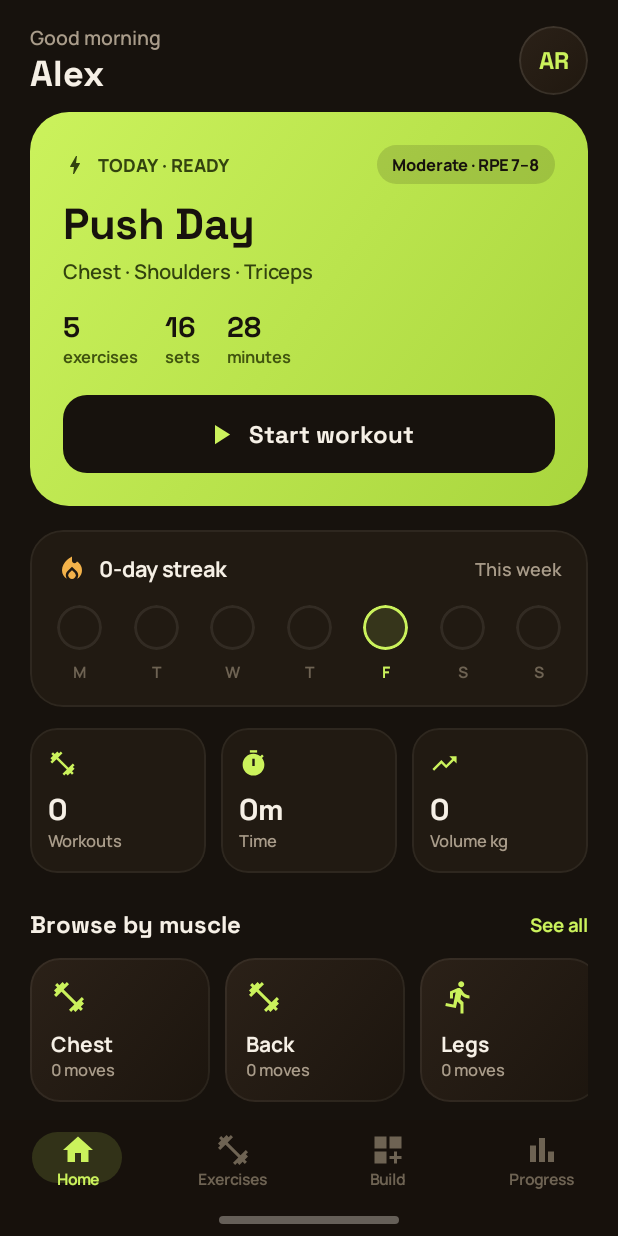
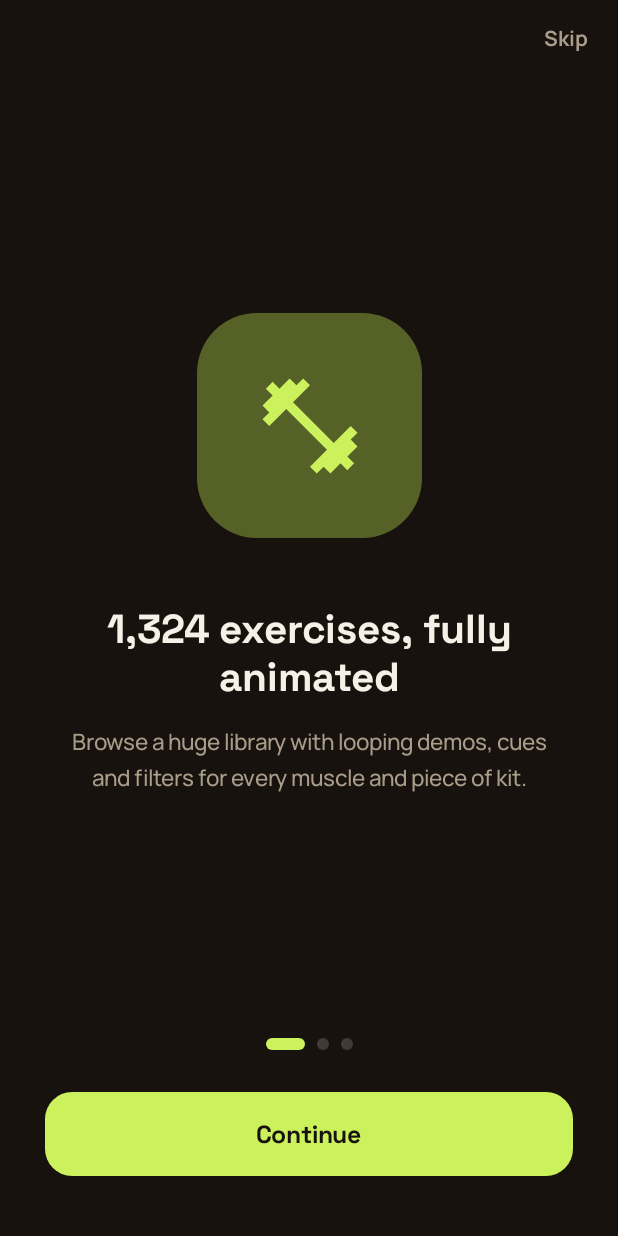
Before and after one commit to sherifrahim/GetFitPro, an Android app built with Jetpack Compose: the screen it shows after launch (MainActivity), after a tap on "AR", on a phone screen of 412 x 824 dp. Run offline under Robolectric (Android 15) with nearby library versions, the phone set to English and light mode, and no system bars; our stand-ins replace Room's generated code; libraries missing offline, so code that uses them is left out: coil.decode; network calls fail; 1 statement that could not run was skipped.

Commit message:
feat(ui): Settings, Onboarding, splash — feature-complete
Phase 12: Settings overlay (profile, units toggle, sound/haptics/auto-rest
switches, rest-default chips, two-tap Clear-all, privacy note); 3-slide
onboarding pager with floaty icons + dots; splash. Wired all overlays into
RootScaffold. Verified onboarding + settings on emulator. All 12 phases
complete; full app flow (splash->onboard->home->exercises->detail->builder
->session->progress->settings) working with real Room/DataStore data.

Co-Authored-By: Claude Opus 4.8 (1M context) <noreply@anthropic.com>

```diff
--- a/app/src/main/java/com/getfit/data/db/Curated.kt
+++ b/app/src/main/java/com/getfit/data/db/Curated.kt
@@ -135,6 +135,17 @@ object Curated {
         "incline" to listOf(Triple(28.0, 10, 16), Triple(34.0, 8, 5)),
     )
 
+    /** Onboarding slides (proto OB, L724-728). */
+    data class OnboardSlide(val icon: String, val iconArgb: Long, val glowArgb: Long, val title: String, val body: String)
+    val ONBOARD = listOf(
+        OnboardSlide("exercise", 0xFFCBF25C, 0x59CBF25C, "1,324 exercises, fully animated",
+            "Browse a huge library with looping demos, cues and filters for every muscle and piece of kit."),
+        OnboardSlide("monitoring", 0xFFF3B24A, 0x4CF3B24A, "Log every set, chase every PR",
+            "Track weight and reps as you train. GetFit spots personal records the moment you hit them."),
+        OnboardSlide("flag", 0xFF86D6B4, 0x4C86D6B4, "Set targets, watch them close",
+            "Pick a goal weight and a deadline, then follow your progress. Everything stays private, on your device."),
+    )
+
     /** Demo targets (proto L754): exId, target, start, startedDaysAgo, weeks. */
     data class SeedTarget(val id: String, val exId: String, val target: Double, val start: Double, val startedDaysAgo: Int, val weeks: Int)
     val SEED_TARGETS = listOf(
--- a/app/src/main/java/com/getfit/ui/AppState.kt
+++ b/app/src/main/java/com/getfit/ui/AppState.kt
@@ -31,6 +31,7 @@ data class NavState(
     val booted: Boolean = false,
     val charted: Boolean = false,
     val confirmClear: Boolean = false,
+    val obSlide: Int = 0,
     val goalEx: String = "bench",
     val goalTarget: Double = 110.0,
     val goalWeeks: Int = 8,
--- a/app/src/main/java/com/getfit/ui/AppViewModel.kt
+++ b/app/src/main/java/com/getfit/ui/AppViewModel.kt
@@ -109,6 +109,11 @@ class AppViewModel(private val container: AppContainer) : ViewModel() {
 
     // ---- onboarding ----
     fun finishOnboarding() = viewModelScope.launch { settingsStore.setOnboarded(true) }
+    fun obNext() {
+        if (_nav.value.obSlide < 2) _nav.update { it.copy(obSlide = it.obSlide + 1) } else finishOnboarding()
+    }
+    fun obSkip() = finishOnboarding()
+    fun obSetSlide(i: Int) = _nav.update { it.copy(obSlide = i) }
 
     // ---- goals ----
     fun goalCur(id: String): Double {
--- a/app/src/main/java/com/getfit/ui/nav/RootScaffold.kt
+++ b/app/src/main/java/com/getfit/ui/nav/RootScaffold.kt
@@ -33,15 +33,18 @@ import com.getfit.ui.builder.BuilderScreen
 import com.getfit.ui.detail.DetailScreen
 import com.getfit.ui.exercises.ExercisesScreen
 import com.getfit.ui.home.HomeScreen
+import com.getfit.ui.onboarding.OnboardingScreen
 import com.getfit.ui.progress.GoalSheet
 import com.getfit.ui.progress.ProgressScreen
 import com.getfit.ui.session.SessionScreen
+import com.getfit.ui.settings.SettingsScreen
 import com.getfit.ui.splash.SplashScreen
 
 /** Tab shell + full-screen overlays + toast host. */
 @Composable
 fun RootScaffold(vm: AppViewModel) {
     val nav by vm.nav.collectAsState()
+    val settings by vm.settings.collectAsState()
 
     Box(Modifier.fillMaxSize().background(GfColor.Background)) {
 
@@ -75,6 +78,15 @@ fun RootScaffold(vm: AppViewModel) {
             nav.detailId?.let { DetailScreen(vm, it) }
         }
 
+        // Settings overlay
+        AnimatedVisibility(
+            visible = nav.settingsOpen,
+            enter = slideInVertically(tween(350)) { it },
+            exit = slideOutVertically(tween(300)) { it },
+        ) {
+            SettingsScreen(vm)
+        }
+
         // Goal bottom sheet
         AnimatedVisibility(visible = nav.goalOpen, enter = fadeIn(tween(250)), exit = fadeOut(tween(200))) {
             GoalSheet(vm)
@@ -93,6 +105,11 @@ fun RootScaffold(vm: AppViewModel) {
             }
         }
 
+        // Onboarding (first run)
+        AnimatedVisibility(visible = nav.booted && !settings.onboarded, enter = fadeIn(tween(400)), exit = fadeOut(tween(300))) {
+            OnboardingScreen(vm)
+        }
+
         // Splash
         AnimatedVisibility(visible = !nav.booted, enter = fadeIn(), exit = fadeOut()) {
             SplashScreen()
--- /dev/null
+++ b/app/src/main/java/com/getfit/ui/onboarding/OnboardingScreen.kt
@@ -0,0 +1,101 @@
+package com.getfit.ui.onboarding
+
+import androidx.compose.animation.core.RepeatMode
+import androidx.compose.animation.core.animateDpAsState
+import androidx.compose.animation.core.animateFloat
+import androidx.compose.animation.core.infiniteRepeatable
+import androidx.compose.animation.core.rememberInfiniteTransition
+import androidx.compose.animation.core.tween
+import androidx.compose.foundation.background
+import androidx.compose.foundation.clickable
+import androidx.compose.foundation.interaction.MutableInteractionSource
+import androidx.compose.foundation.layout.Arrangement
+import androidx.compose.foundation.layout.Box
+import androidx.compose.foundation.layout.BoxWithConstraints
+import androidx.compose.foundation.layout.Column
+import androidx.compose.foundation.layout.Row
+import androidx.compose.foundation.layout.Spacer
+import androidx.compose.foundation.layout.fillMaxHeight
+import androidx.compose.foundation.layout.fillMaxSize
+import androidx.compose.foundation.layout.fillMaxWidth
+import androidx.compose.foundation.layout.height
+import androidx.compose.foundation.layout.offset
+import androidx.compose.foundation.layout.padding
+import androidx.compose.foundation.layout.size
+import androidx.compose.foundation.layout.statusBarsPadding
+import androidx.compose.foundation.layout.width
+import androidx.compose.foundation.shape.RoundedCornerShape
+import androidx.compose.material3.Icon
+import androidx.compose.material3.Text
+import androidx.compose.runtime.Composable
+import androidx.compose.runtime.collectAsState
+import androidx.compose.runtime.getValue
+import androidx.compose.runtime.remember
+import androidx.compose.ui.Alignment
+import androidx.compose.ui.Modifier
+import androidx.compose.ui.draw.clip
+import androidx.compose.ui.draw.clipToBounds
+import androidx.compose.ui.graphics.Color
+import androidx.compose.ui.text.font.FontWeight
+import androidx.compose.ui.text.style.TextAlign
+import androidx.compose.ui.unit.dp
+import androidx.compose.ui.unit.sp
+import com.getfit.core.theme.GfColor
+import com.getfit.core.theme.Manrope
+import com.getfit.core.theme.SpaceGrotesk
+import com.getfit.core.ui.msIcon
+import com.getfit.data.db.Curated
+
+@Composable
+fun OnboardingScreen(vm: com.getfit.ui.AppViewModel) {
+    val nav by vm.nav.collectAsState()
+    val slides = Curated.ONBOARD
+    val cta = if (nav.obSlide < 2) "Continue" else "Get started"
+
+    Column(Modifier.fillMaxSize().background(GfColor.Background).statusBarsPadding()) {
+        Row(Modifier.fillMaxWidth().padding(horizontal = 20.dp, vertical = 16.dp), horizontalArrangement = Arrangement.End) {
+            Text("Skip", color = GfColor.TextDim, fontFamily = Manrope, fontWeight = FontWeight.W700, fontSize = 14.sp, modifier = Modifier.clickable(remember { MutableInteractionSource() }, indication = null) { vm.obSkip() })
+        }
+        BoxWithConstraints(Modifier.weight(1f).fillMaxWidth().clipToBounds()) {
+            val w = maxWidth
+            val shift by animateDpAsState(-w * nav.obSlide, tween(500), label = "obShift")
+            Row(Modifier.offset(x = shift).fillMaxHeight()) {
+                slides.forEach { s -> Slide(s, w) }
+            }
+        }
+        Column(Modifier.padding(horizontal = 30.dp).padding(bottom = 40.dp)) {
+            Row(Modifier.fillMaxWidth().padding(bottom = 28.dp), horizontalArrangement = Arrangement.Center, verticalAlignment = Alignment.CenterVertically) {
+                repeat(3) { i ->
+                    val wDot by animateDpAsState(if (i == nav.obSlide) 26.dp else 8.dp, label = "dot")
+                    Box(Modifier.padding(horizontal = 4.dp).size(width = wDot, height = 8.dp).clip(RoundedCornerShape(999.dp)).background(if (i == nav.obSlide) GfColor.Lime else GfColor.Text.copy(alpha = 0.18f)))
+                }
+            }
+            Box(
+                Modifier.fillMaxWidth().height(56.dp).clip(RoundedCornerShape(18.dp)).background(GfColor.Lime)
+                    .clickable(remember { MutableInteractionSource() }, indication = null) { vm.obNext() },
+                contentAlignment = Alignment.Center,
+            ) {
+                Text(cta, color = GfColor.OnAccent, fontFamily = SpaceGrotesk, fontWeight = FontWeight.W700, fontSize = 16.5.sp)
+            }
+        }
+    }
+}
+
+@Composable
+private fun Slide(s: Curated.OnboardSlide, width: androidx.compose.ui.unit.Dp) {
+    val infinite = rememberInfiniteTransition(label = "float")
+    val y by infinite.animateFloat(-9f, 9f, infiniteRepeatable(tween(4000), RepeatMode.Reverse), label = "floaty")
+    Column(
+        Modifier.width(width).fillMaxHeight().padding(horizontal = 34.dp),
+        horizontalAlignment = Alignment.CenterHorizontally, verticalArrangement = Arrangement.Center,
+    ) {
+        Box(
+            Modifier.offset(y = y.dp).size(150.dp).clip(RoundedCornerShape(40.dp)).background(Color(s.glowArgb)),
+            contentAlignment = Alignment.Center,
+        ) {
+            Icon(msIcon(s.icon), null, tint = Color(s.iconArgb), modifier = Modifier.size(76.dp))
+        }
+        Text(s.title, color = GfColor.Text, fontFamily = SpaceGrotesk, fontWeight = FontWeight.W700, fontSize = 27.sp, lineHeight = 32.sp, textAlign = TextAlign.Center, modifier = Modifier.padding(top = 40.dp))
+        Text(s.body, color = GfColor.TextDim, fontFamily = Manrope, fontWeight = FontWeight.W500, fontSize = 15.sp, lineHeight = 24.sp, textAlign = TextAlign.Center, modifier = Modifier.padding(top = 14.dp))
+    }
+}
--- /dev/null
+++ b/app/src/main/java/com/getfit/ui/settings/SettingsScreen.kt
@@ -0,0 +1,168 @@
+package com.getfit.ui.settings
+
+import androidx.compose.animation.core.animateDpAsState
+import androidx.compose.foundation.background
+import androidx.compose.foundation.border
+import androidx.compose.foundation.clickable
+import androidx.compose.foundation.interaction.MutableInteractionSource
+import androidx.compose.foundation.layout.Arrangement
+import androidx.compose.foundation.layout.Box
+import androidx.compose.foundation.layout.Column
+import androidx.compose.foundation.layout.Row
+import androidx.compose.foundation.layout.Spacer
+import androidx.compose.foundation.layout.fillMaxSize
+import androidx.compose.foundation.layout.fillMaxWidth
+import androidx.compose.foundation.layout.height
+import androidx.compose.foundation.layout.offset
+import androidx.compose.foundation.layout.padding
+import androidx.compose.foundation.layout.size
+import androidx.compose.foundation.layout.statusBarsPadding
+import androidx.compose.foundation.layout.width
+import androidx.compose.foundation.rememberScrollState
+import androidx.compose.foundation.shape.RoundedCornerShape
+import androidx.compose.foundation.verticalScroll
+import androidx.compose.material3.Icon
+import androidx.compose.material3.Text
+import androidx.compose.runtime.Composable
+import androidx.compose.runtime.collectAsState
+import androidx.compose.runtime.getValue
+import androidx.compose.runtime.remember
+import androidx.compose.ui.Alignment
+import androidx.compose.ui.Modifier
+import androidx.compose.ui.draw.clip
+import androidx.compose.ui.graphics.Brush
+import androidx.compose.ui.graphics.Color
+import androidx.compose.ui.text.font.FontWeight
+import androidx.compose.ui.unit.dp
+import androidx.compose.ui.unit.sp
+import com.getfit.core.theme.GfColor
+import com.getfit.core.theme.Manrope
+import com.getfit.core.theme.Pill
+import com.getfit.core.theme.SpaceGrotesk
+import com.getfit.core.ui.msIcon
+import com.getfit.ui.AppViewModel
+
+@Composable
+fun SettingsScreen(vm: AppViewModel) {
+    val settings by vm.settings.collectAsState()
+    val nav by vm.nav.collectAsState()
+
+    Column(Modifier.fillMaxSize().background(GfColor.Background).statusBarsPadding()) {
+        Row(Modifier.fillMaxWidth().padding(horizontal = 20.dp, vertical = 14.dp), verticalAlignment = Alignment.CenterVertically, horizontalArrangement = Arrangement.spacedBy(14.dp)) {
+            Icon(msIcon("arrow_back"), null, tint = GfColor.Text, modifier = Modifier.size(26.dp).clickable(remember { MutableInteractionSource() }, indication = null) { vm.closeSettings() })
+            Text("Settings", color = GfColor.Text, fontFamily = SpaceGrotesk, fontWeight = FontWeight.W700, fontSize = 20.sp)
+        }
+        Column(Modifier.fillMaxSize().verticalScroll(rememberScrollState()).padding(horizontal = 20.dp).padding(top = 8.dp, bottom = 30.dp)) {
+            // profile
+            Row(
+                Modifier.fillMaxWidth().clip(RoundedCornerShape(22.dp)).background(Brush.linearGradient(listOf(GfColor.SurfaceElevated, GfColor.SurfaceElevatedAlt))).border(1.dp, GfColor.Hairline06, RoundedCornerShape(22.dp)).padding(18.dp),
+                verticalAlignment = Alignment.CenterVertically, horizontalArrangement = Arrangement.spacedBy(16.dp),
+            ) {
+                Box(Modifier.size(58.dp).clip(Pill).background(GfColor.Lime), contentAlignment = Alignment.Center) {
+                    Text("AR", color = GfColor.OnAccent, fontFamily = SpaceGrotesk, fontWeight = FontWeight.W700, fontSize = 22.sp)
+                }
+                Column {
+                    Text("Alex Rivera", color = GfColor.Text, fontFamily = SpaceGrotesk, fontWeight = FontWeight.W700, fontSize = 18.sp)
+                    Text("Member since 2024", color = GfColor.TextDim, fontFamily = Manrope, fontWeight = FontWeight.W600, fontSize = 13.sp)
+                }
+            }
+
+            SectionLabel("Preferences")
+            Column(Modifier.fillMaxWidth().clip(RoundedCornerShape(20.dp)).background(GfColor.Surface).border(1.dp, GfColor.Hairline06, RoundedCornerShape(20.dp))) {
+                // units
+                Row(
+                    Modifier.fillMaxWidth().clickable(remember { MutableInteractionSource() }, indication = null) { vm.toggleUnits() }.padding(16.dp),
+                    verticalAlignment = Alignment.CenterVertically, horizontalArrangement = Arrangement.spacedBy(14.dp),
+                ) {
+                    Icon(msIcon("straighten"), null, tint = GfColor.Lime, modifier = Modifier.size(22.dp))
+                    Text("Units", color = GfColor.Text, fontFamily = Manrope, fontWeight = FontWeight.W600, fontSize = 14.5.sp, modifier = Modifier.weight(1f))
+                    Row(Modifier.clip(Pill).background(GfColor.Background).padding(3.dp)) {
+                        UnitPill("kg", settings.units == "kg")
+                        UnitPill("lb", settings.units == "lb")
+                    }
+                }
+                Divider()
+                ToggleRow("volume_up", "Sound cues", settings.sound) { vm.setSound(it) }
+                Divider()
+                ToggleRow("vibration", "Haptics", settings.haptics) { vm.setHaptics(it) }
+                Divider()
+                ToggleRow("timer", "Auto-start rest", settings.autorest) { vm.setAutorest(it) }
+            }
+
+            SectionLabel("Rest timer default")
+            Row(Modifier.fillMaxWidth(), horizontalArrangement = Arrangement.spacedBy(8.dp)) {
+                listOf(30, 45, 60, 90).forEach { v ->
+                    val sel = settings.restDefault == v
+                    Box(
+                        Modifier.weight(1f).height(48.dp).clip(RoundedCornerShape(14.dp)).background(if (sel) GfColor.Lime else GfColor.Surface).border(1.dp, if (sel) GfColor.Lime else GfColor.Hairline08, RoundedCornerShape(14.dp))
+                            .clickable(remember { MutableInteractionSource() }, indication = null) { vm.setRest(v) },
+                        contentAlignment = Alignment.Center,
+                    ) {
+                        Text("${v}s", color = if (sel) GfColor.OnAccent else GfColor.Text, fontFamily = SpaceGrotesk, fontWeight = FontWeight.W700, fontSize = 14.sp)
+                    }
+                }
+            }
+
+            // clear all
+            val confirm = nav.confirmClear
+            Row(
+                Modifier.padding(top = 22.dp).fillMaxWidth().clip(RoundedCornerShape(18.dp)).background(if (confirm) Color(0x24F0774E) else GfColor.Surface).border(1.dp, if (confirm) Color(0x66F0774E) else GfColor.Hairline06, RoundedCornerShape(18.dp))
+                    .clickable(remember { MutableInteractionSource() }, indication = null) { vm.clearAll() }.padding(16.dp),
+                verticalAlignment = Alignment.CenterVertically, horizontalArrangement = Arrangement.spacedBy(10.dp),
+            ) {
+                Icon(msIcon(if (confirm) "warning" else "delete_forever"), null, tint = GfColor.Coral, modifier = Modifier.size(20.dp))
+                Text(if (confirm) "Tap again to clear everything" else "Clear all data", color = if (confirm) GfColor.Coral else GfColor.Text, fontFamily = Manrope, fontWeight = FontWeight.W600, fontSize = 14.5.sp, modifier = Modifier.weight(1f))
+                Icon(msIcon("chevron_right"), null, tint = GfColor.TextFaint, modifier = Modifier.size(20.dp))
+            }
+
+            // privacy note
+            Row(
+                Modifier.padding(top = 16.dp).fillMaxWidth().clip(RoundedCornerShape(18.dp)).background(Color(0x12CBF25C)).border(1.dp, Color(0x24CBF25C), RoundedCornerShape(18.dp)).padding(16.dp),
+                horizontalArrangement = Arrangement.spacedBy(10.dp),
+            ) {
+                Icon(msIcon("lock"), null, tint = GfColor.Lime, modifier = Modifier.size(20.dp))
+                Text("Private by design. Everything — your logs, PRs and targets — stays on your device. No account, no cloud.", color = GfColor.TextCue, fontFamily = Manrope, fontWeight = FontWeight.W500, fontSize = 13.sp, lineHeight = 20.sp)
+            }
+        }
+    }
+}
+
+@Composable
+private fun UnitPill(text: String, selected: Boolean) {
+    Box(Modifier.clip(Pill).background(if (selected) GfColor.Lime else Color.Transparent).padding(horizontal = 14.dp, vertical = 5.dp)) {
+        Text(text, color = if (selected) GfColor.OnAccent else GfColor.TextDim, fontFamily = Manrope, fontWeight = FontWeight.W700, fontSize = 13.sp)
+    }
+}
+
+@Composable
+private fun ToggleRow(icon: String, label: String, on: Boolean, onToggle: (Boolean) -> Unit) {
+    Row(
+        Modifier.fillMaxWidth().clickable(remember { MutableInteractionSource() }, indication = null) { onToggle(!on) }.padding(16.dp),
+        verticalAlignment = Alignment.CenterVertically, horizontalArrangement = Arrangement.spacedBy(14.dp),
+    ) {
+        Icon(msIcon(icon), null, tint = GfColor.Lime, modifier = Modifier.size(22.dp))
+        Text(label, color = GfColor.Text, fontFamily = Manrope, fontWeight = FontWeight.W600, fontSize = 14.5.sp, modifier = Modifier.weight(1f))
+        GfSwitch(on)
+    }
+}
+
+@Composable
+private fun GfSwitch(on: Boolean) {
+    val knobX by animateDpAsState(if (on) 19.dp else 0.dp, label = "knob")
+    Box(
+        Modifier.size(width = 46.dp, height = 27.dp).clip(Pill).background(if (on) GfColor.Lime else GfColor.Hairline12).padding(3.dp),
+        contentAlignment = Alignment.CenterStart,
+    ) {
+        Box(Modifier.offset(x = knobX).size(21.dp).clip(Pill).background(Color.White))
+    }
+}
+
+@Composable
+private fun Divider() {
+    Box(Modifier.fillMaxWidth().height(1.dp).background(GfColor.Hairline06.copy(alpha = 0.5f)))
+}
+
+@Composable
+private fun SectionLabel(text: String) {
+    Text(text.uppercase(), color = GfColor.TextFaint, fontFamily = Manrope, fontWeight = FontWeight.W800, fontSize = 12.sp, letterSpacing = 1.sp, modifier = Modifier.padding(top = 24.dp, bottom = 10.dp))
+}
```
